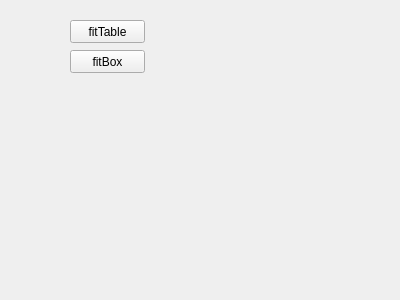
Qt form components/objectDetectionTester/src/guiDlg.ui (robocomp/perception) before a commit.
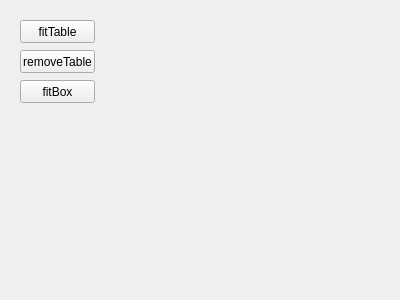
The same form after that commit.

What changed in the file:
```diff
--- a/components/objectDetectionTester/src/guiDlg.ui
+++ b/components/objectDetectionTester/src/guiDlg.ui
@@ -16,7 +16,7 @@
   <widget class="QPushButton" name="fit_table_button">
    <property name="geometry">
     <rect>
-     <x>70</x>
+     <x>20</x>
      <y>20</y>
      <width>75</width>
      <height>23</height>
@@ -29,8 +29,8 @@
   <widget class="QPushButton" name="fit_box_button">
    <property name="geometry">
     <rect>
-     <x>70</x>
-     <y>50</y>
+     <x>20</x>
+     <y>80</y>
      <width>75</width>
      <height>23</height>
     </rect>
@@ -39,6 +39,19 @@
     <string>fitBox</string>
    </property>
   </widget>
+  <widget class="QPushButton" name="remove_table_button">
+   <property name="geometry">
+    <rect>
+     <x>20</x>
+     <y>50</y>
+     <width>75</width>
+     <height>23</height>
+    </rect>
+   </property>
+   <property name="text">
+    <string>removeTable</string>
+   </property>
+  </widget>
  </widget>
  <resources/>
  <connections/>
```
